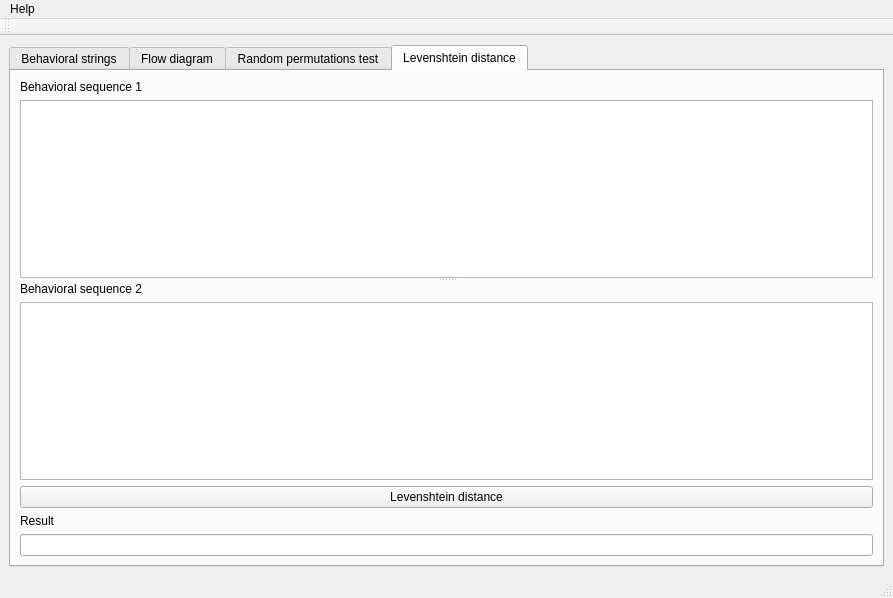
First picture: the form in src/behatrix.ui, repository olivierfriard/behatrix, before the edit.
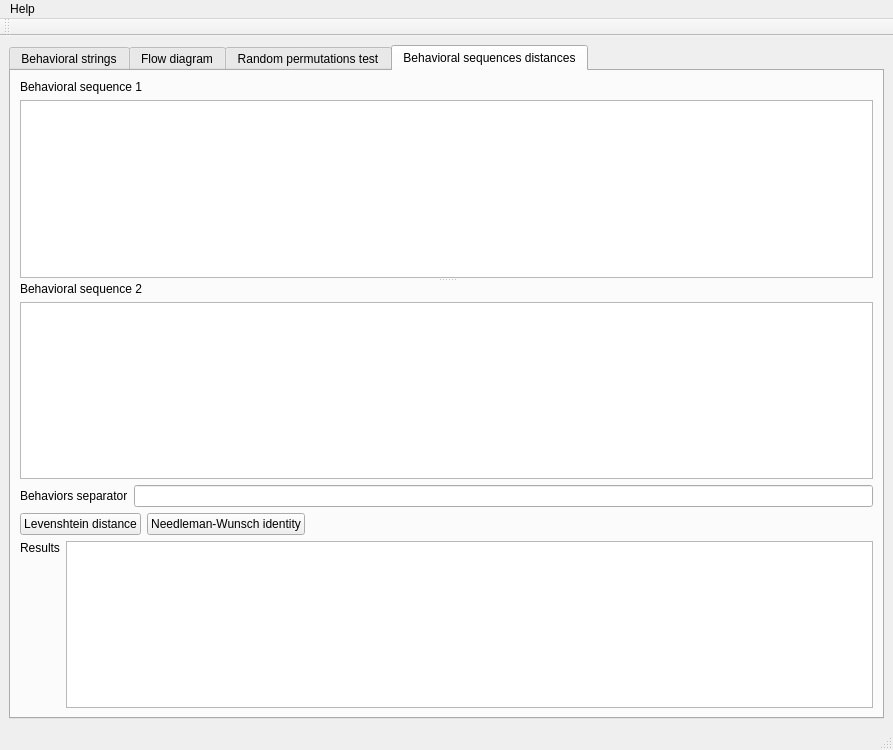
Second picture: the form after the edit.

```diff
--- a/src/behatrix.ui
+++ b/src/behatrix.ui
@@ -7,7 +7,7 @@
     <x>0</x>
     <y>0</y>
     <width>893</width>
-    <height>598</height>
+    <height>750</height>
    </rect>
   </property>
   <property name="windowTitle">
@@ -736,17 +736,15 @@
       </widget>
       <widget class="QWidget" name="tab">
        <attribute name="title">
-        <string>Levenshtein distance</string>
+        <string>Behavioral sequences distances</string>
        </attribute>
        <layout class="QVBoxLayout" name="verticalLayout_12">
         <item>
-         <layout class="QVBoxLayout" name="verticalLayout_11">
-          <item>
            <widget class="QSplitter" name="splitter">
             <property name="orientation">
              <enum>Qt::Vertical</enum>
             </property>
-            <widget class="QWidget" name="">
+          <widget class="QWidget" name="layoutWidget">
              <layout class="QVBoxLayout" name="verticalLayout_9">
               <item>
                <widget class="QLabel" name="label_5">
@@ -760,7 +758,7 @@
               </item>
              </layout>
             </widget>
-            <widget class="QWidget" name="">
+          <widget class="QWidget" name="layoutWidget">
              <layout class="QVBoxLayout" name="verticalLayout_10">
               <item>
                <widget class="QLabel" name="label_6">
@@ -777,6 +775,22 @@
            </widget>
           </item>
           <item>
+         <layout class="QHBoxLayout" name="horizontalLayout_20">
+          <item>
+           <widget class="QLabel" name="label_20">
+            <property name="text">
+             <string>Behaviors separator</string>
+            </property>
+           </widget>
+          </item>
+          <item>
+           <widget class="QLineEdit" name="le_behaviors_separator_distance"/>
+          </item>
+         </layout>
+        </item>
+        <item>
+         <layout class="QHBoxLayout" name="horizontalLayout_21">
+          <item>
            <widget class="QPushButton" name="pb_levenshtein">
             <property name="text">
              <string>Levenshtein distance</string>
@@ -784,14 +798,55 @@
            </widget>
           </item>
           <item>
+           <widget class="QPushButton" name="pb_needleman_wunsch">
+            <property name="text">
+             <string>Needleman-Wunsch identity</string>
+            </property>
+           </widget>
+          </item>
+          <item>
+           <spacer name="horizontalSpacer_5">
+            <property name="orientation">
+             <enum>Qt::Horizontal</enum>
+            </property>
+            <property name="sizeHint" stdset="0">
+             <size>
+              <width>40</width>
+              <height>20</height>
+             </size>
+            </property>
+           </spacer>
+          </item>
+         </layout>
+        </item>
+        <item>
+         <layout class="QHBoxLayout" name="horizontalLayout_22">
+          <item>
+           <layout class="QVBoxLayout" name="verticalLayout_11">
+            <item>
            <widget class="QLabel" name="label_19">
             <property name="text">
-             <string>Result</string>
+               <string>Results</string>
             </property>
            </widget>
           </item>
           <item>
-           <widget class="QLineEdit" name="le_levenshtein_distance"/>
+             <spacer name="verticalSpacer">
+              <property name="orientation">
+               <enum>Qt::Vertical</enum>
+              </property>
+              <property name="sizeHint" stdset="0">
+               <size>
+                <width>20</width>
+                <height>40</height>
+               </size>
+              </property>
+             </spacer>
+            </item>
+           </layout>
+          </item>
+          <item>
+           <widget class="QPlainTextEdit" name="pte_distances_results"/>
           </item>
          </layout>
         </item>
```
Lines whose indentation alone changed are shown as unchanged.
